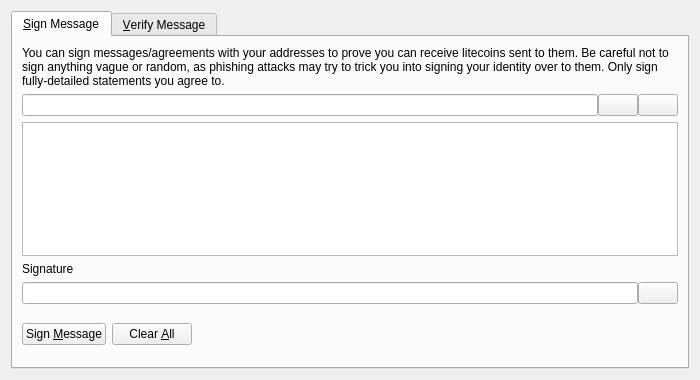
The window that src/qt/forms/signverifymessagedialog.ui (sumcoinlabs/sumcoin) describes before a commit, drawn with Qt 5.
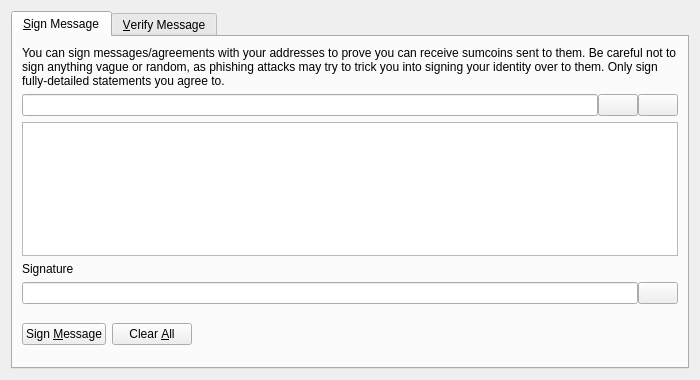
The same window after the commit. Icons and pictures are not drawn. Custom widgets are drawn as their Qt base class.

Commit message: sumcoin to strings

Diff of the .ui file:
```diff
--- a/src/qt/forms/signverifymessagedialog.ui
+++ b/src/qt/forms/signverifymessagedialog.ui
@@ -30,7 +30,7 @@
        <item>
         <widget class="QLabel" name="infoLabel_SM">
          <property name="text">
-          <string>You can sign messages/agreements with your addresses to prove you can receive litecoins sent to them. Be careful not to sign anything vague or random, as phishing attacks may try to trick you into signing your identity over to them. Only sign fully-detailed statements you agree to.</string>
+          <string>You can sign messages/agreements with your addresses to prove you can receive sumcoins sent to them. Be careful not to sign anything vague or random, as phishing attacks may try to trick you into signing your identity over to them. Only sign fully-detailed statements you agree to.</string>
          </property>
          <property name="textFormat">
           <enum>Qt::PlainText</enum>
```
The commit also changes 72 other files.
